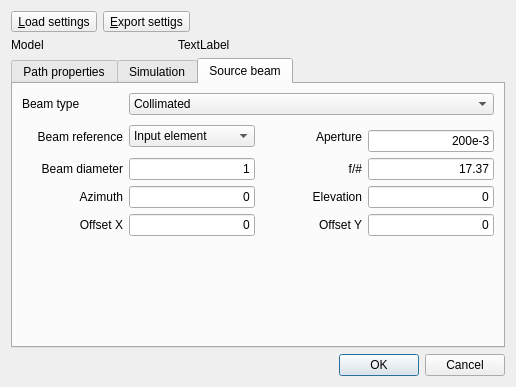
Old version of the form RZGUI/SimulationPropertiesDialog.ui in the repository HARMONI-CAB/RayZaler.
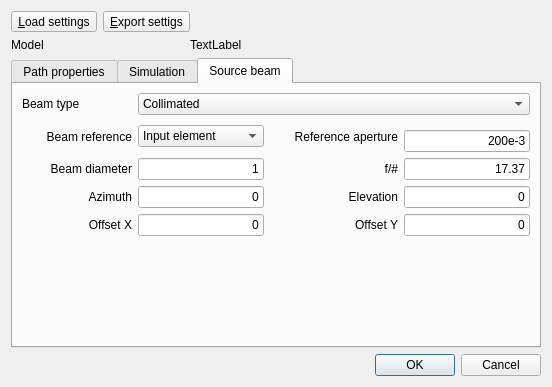
New version of the form. The open tabs and pages were chosen to show the change.

```diff
--- a/RZGUI/SimulationPropertiesDialog.ui
+++ b/RZGUI/SimulationPropertiesDialog.ui
@@ -6,7 +6,7 @@
    <rect>
     <x>0</x>
     <y>0</y>
-    <width>516</width>
+    <width>552</width>
     <height>387</height>
    </rect>
   </property>
@@ -481,8 +481,20 @@
        </item>
        <item row="1" column="2">
         <widget class="QLabel" name="refPlaneLabel">
+         <property name="sizePolicy">
+          <sizepolicy hsizetype="Fixed" vsizetype="Preferred">
+           <horstretch>0</horstretch>
+           <verstretch>0</verstretch>
+          </sizepolicy>
+         </property>
+         <property name="minimumSize">
+          <size>
+           <width>128</width>
+           <height>0</height>
+          </size>
+         </property>
          <property name="text">
-          <string>Aperture</string>
+          <string>Reference aperture</string>
          </property>
          <property name="alignment">
           <set>Qt::AlignRight|Qt::AlignTrailing|Qt::AlignVCenter</set>
```
Left out of the diff: 2 changed lines with no effect on the pictures.
